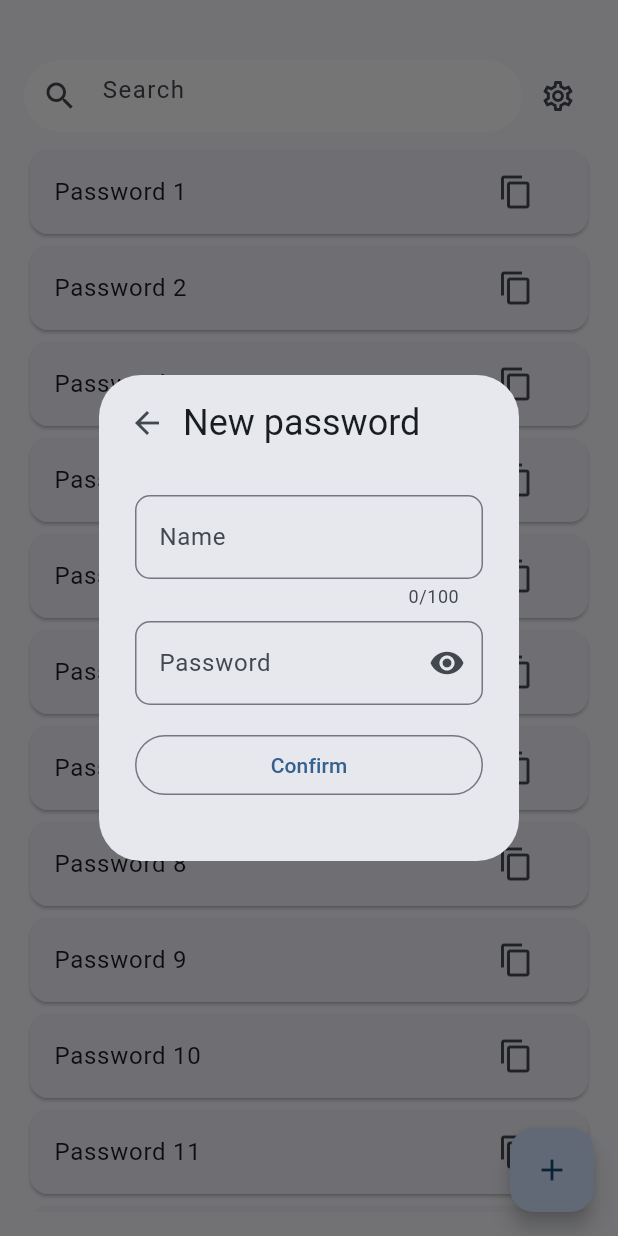
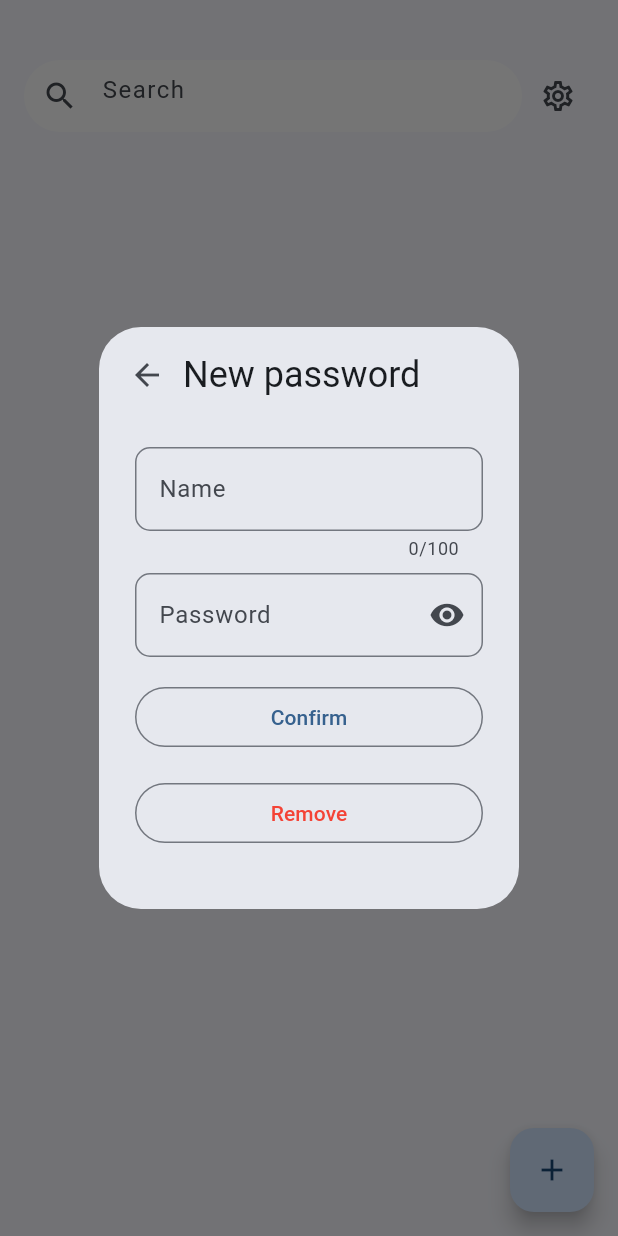
Before and after one commit to NetoBatista/password_manager, a Flutter app: the HomePage screen opened by its route, after a tap on the "add" icon, on a phone screen of 412 x 824 dp. Run offline on Flutter 3.47's test engine with Material 2 defaults, Android fonts, the phone set to English and light mode, and no system bars; our stand-ins replace cloud_firestore, firebase_auth, firebase_core, google_sign_in, localization, shared_preferences; accounts and stored records are empty.

Commit message:
password feature

```diff
--- /dev/null
+++ b/lib/core/interface/ipassword_service.dart
@@ -0,0 +1,16 @@
+import 'package:password_manager/core/model/document_firestore_model.dart';
+import 'package:password_manager/core/model/password_model.dart';
+
+abstract class IPasswordService {
+  Future<DocumentFirestoreModel<PasswordModel>> create(
+    PasswordModel passwordModel,
+  );
+
+  Future<List<DocumentFirestoreModel<PasswordModel>>> getAll();
+
+  Future<void> update(DocumentFirestoreModel<PasswordModel> passwordModel);
+
+  Future<void> remove(String id);
+
+  Future<void> removeAll(String id);
+}
--- /dev/null
+++ b/lib/core/model/document_firestore_model.dart
@@ -0,0 +1,10 @@
+class DocumentFirestoreModel<T> {
+  String id;
+  T document;
+  bool updated = false;
+  bool removed = false;
+  DocumentFirestoreModel({
+    required this.id,
+    required this.document,
+  });
+}
--- a/lib/core/model/password_model.dart
+++ b/lib/core/model/password_model.dart
@@ -5,15 +5,19 @@ class PasswordModel {
 
   String password;
 
+  DateTime createdAt;
+
   PasswordModel({
     required this.name,
     required this.password,
+    required this.createdAt,
   });
 
   Map<String, dynamic> toMap() {
     return <String, dynamic>{
       'name': name,
       'password': password,
+      'createdAt': createdAt.millisecondsSinceEpoch,
     };
   }
 
@@ -21,6 +25,7 @@ class PasswordModel {
     return PasswordModel(
       name: map['name'] as String,
       password: map['password'] as String,
+      createdAt: DateTime.fromMillisecondsSinceEpoch(map['createdAt'] as int),
     );
   }
 
--- /dev/null
+++ b/lib/core/service/password_service.dart
@@ -0,0 +1,74 @@
+import 'package:cloud_firestore/cloud_firestore.dart';
+import 'package:password_manager/core/interface/ifirebase_service.dart';
+import 'package:password_manager/core/interface/ipassword_service.dart';
+import 'package:password_manager/core/model/document_firestore_model.dart';
+import 'package:password_manager/core/model/password_model.dart';
+import 'package:password_manager/core/service/firebase_service.dart';
+
+class PasswordService implements IPasswordService {
+  late CollectionReference<Map<String, dynamic>> _collectionReference;
+  final IFirebaseService _firebaseService = FirebaseService();
+  PasswordService() {
+    var currentUser = _firebaseService.getCurrentUser();
+    _collectionReference =
+        FirebaseFirestore.instance.collection(currentUser.uid);
+  }
+
+  @override
+  Future<DocumentFirestoreModel<PasswordModel>> create(
+    PasswordModel passwordModel,
+  ) async {
+    var response = await _collectionReference.add(passwordModel.toMap());
+    return DocumentFirestoreModel(id: response.id, document: passwordModel);
+  }
+
+  @override
+  Future<List<DocumentFirestoreModel<PasswordModel>>> getAll() async {
+    var response = await _collectionReference.get();
+
+    if (response.docs.isNotEmpty) {
+      return response.docs
+          .map(
+            (e) => DocumentFirestoreModel(
+              id: e.id,
+              document: PasswordModel.fromMap(e.data()),
+            ),
+          )
+          .toList();
+    }
+    return [];
+  }
+
+  @override
+  Future<void> remove(String id) async {
+    var collection = await _collectionReference
+        .where(
+          FieldPath.documentId,
+          isEqualTo: id,
+        )
+        .get();
+    for (var doc in collection.docs) {
+      await doc.reference.delete();
+    }
+  }
+
+  @override
+  Future<void> update(
+    DocumentFirestoreModel<PasswordModel> passwordModel,
+  ) async {
+    return _collectionReference.doc(passwordModel.id).update(
+      {
+        'name': passwordModel.document.name,
+        'password': passwordModel.document.password,
+      },
+    );
+  }
+
+  @override
+  Future<void> removeAll(String id) async {
+    var response = await _collectionReference.get();
+    for (var doc in response.docs) {
+      await doc.reference.delete();
+    }
+  }
+}
--- a/lib/extension/navigation_extension.dart
+++ b/lib/extension/navigation_extension.dart
@@ -13,7 +13,7 @@ extension NavigationExtension on BuildContext {
     return Navigator.pushNamed(this, routeName);
   }
 
-  void pop() {
-    return Navigator.pop(this);
+  void pop({dynamic result}) {
+    return Navigator.pop(this, result);
   }
 }
--- /dev/null
+++ b/lib/features/home/home_controller.dart
@@ -0,0 +1,44 @@
+import 'package:flutter/foundation.dart';
+import 'package:password_manager/core/interface/ipassword_service.dart';
+import 'package:password_manager/core/model/document_firestore_model.dart';
+import 'package:password_manager/core/model/password_model.dart';
+import 'package:password_manager/core/service/password_service.dart';
+
+class HomeController {
+  final IPasswordService _passwordService = PasswordService();
+  ValueNotifier<List<DocumentFirestoreModel<PasswordModel>>>
+      passwordListNotifier = ValueNotifier([]);
+
+  ValueNotifier<List<DocumentFirestoreModel<PasswordModel>>>
+      passwordFilteredListNotifier = ValueNotifier([]);
+
+  ValueNotifier<bool> isLoadingNotifier = ValueNotifier(false);
+
+  String searchFilter = '';
+
+  String passwordCopiedId = '';
+
+  Future<void> getAllPassword() async {
+    try {
+      isLoadingNotifier.value = true;
+      passwordListNotifier.value = await _passwordService.getAll();
+      applyFilter();
+    } catch (_) {
+      passwordListNotifier.value = [];
+    } finally {
+      isLoadingNotifier.value = false;
+    }
+  }
+
+  void applyFilter() {
+    var list = passwordListNotifier.value
+        .where((element) =>
+            searchFilter.isEmpty ||
+            element.document.name
+                .toUpperCase()
+                .contains(searchFilter.toUpperCase()))
+        .toList();
+    list.sort((a, b) => b.document.createdAt.compareTo(a.document.createdAt));
+    passwordFilteredListNotifier.value = list;
+  }
+}
--- a/lib/features/home/home_page.dart
+++ b/lib/features/home/home_page.dart
@@ -1,7 +1,10 @@
 import 'package:flutter/material.dart';
+import 'package:flutter/services.dart';
 import 'package:localization/localization.dart';
+import 'package:password_manager/core/model/document_firestore_model.dart';
 import 'package:password_manager/core/model/password_model.dart';
 import 'package:password_manager/extension/navigation_extension.dart';
+import 'package:password_manager/features/home/home_controller.dart';
 import 'package:password_manager/features/password/password_page.dart';
 
 class HomePage extends StatefulWidget {
@@ -12,12 +15,151 @@ class HomePage extends StatefulWidget {
 }
 
 class _HomePageState extends State<HomePage> {
+  final _controller = HomeController();
+
+  @override
+  void initState() {
+    super.initState();
+    _controller.getAllPassword();
+  }
+
   @override
   Widget build(BuildContext context) {
     return Scaffold(
       floatingActionButton: FloatingActionButton(
         onPressed: () {
-          showDialog(
+          onClickNewPassword(context);
+        },
+        child: const Icon(Icons.add),
+      ),
+      body: ValueListenableBuilder(
+        valueListenable: _controller.isLoadingNotifier,
+        builder: (context, valueIsLoadingNotifier, snapshot) {
+          return ValueListenableBuilder(
+              valueListenable: _controller.passwordFilteredListNotifier,
+              builder: (context, valuePasswordListNotifier, snapshot) {
+                return Padding(
+                  padding: const EdgeInsets.fromLTRB(16, 40, 16, 16),
+                  child: Column(
+                    mainAxisAlignment: MainAxisAlignment.start,
+                    crossAxisAlignment: CrossAxisAlignment.start,
+                    children: [
+                      buildHeader(context),
+                      Visibility(
+                        visible: valueIsLoadingNotifier,
+                        child: const Padding(
+                          padding: EdgeInsets.only(
+                            top: 16.0,
+                            left: 16,
+                            right: 16,
+                          ),
+                          child: LinearProgressIndicator(),
+                        ),
+                      ),
+                      buildPasswordItems(valuePasswordListNotifier),
+                    ],
+                  ),
+                );
+              });
+        },
+      ),
+    );
+  }
+
+  Flexible buildPasswordItems(
+    List<DocumentFirestoreModel<PasswordModel>> valuePasswordListNotifier,
+  ) {
+    return Flexible(
+      child: ListView.builder(
+        shrinkWrap: true,
+        itemCount: valuePasswordListNotifier.length,
+        itemBuilder: (BuildContext context, int index) {
+          var lastItem = index == 19;
+          var passwordModel = valuePasswordListNotifier.elementAt(index);
+          return Padding(
+            padding: EdgeInsets.only(bottom: !lastItem ? 0 : 100),
+            child: Card(
+              child: ListTile(
+                onTap: () {
+                  onClickPassword(context, passwordModel);
+                },
+                title: Text(passwordModel.document.name),
+                trailing: IconButton(
+                  onPressed: () {
+                    setState(() {
+                      _controller.passwordCopiedId = passwordModel.id;
+                      Clipboard.setData(
+                        ClipboardData(text: passwordModel.document.password),
+                      );
+                      ScaffoldMessenger.of(context).showSnackBar(
+                        SnackBar(
+                          content: Text(
+                            "successfully_copied".i18n(),
+                          ),
+                        ),
+                      );
+                    });
+                  },
+                  icon: AnimatedSwitcher(
+                    duration: const Duration(milliseconds: 500),
+                    transitionBuilder: (
+                      Widget child,
+                      Animation<double> animation,
+                    ) {
+                      return ScaleTransition(
+                        scale: animation,
+                        child: child,
+                      );
+                    },
+                    child: _controller.passwordCopiedId == passwordModel.id
+                        ? const Icon(Icons.check)
+                        : const Icon(Icons.copy_outlined),
+                  ),
+                ),
+              ),
+            ),
+          );
+        },
+      ),
+    );
+  }
+
+  Row buildHeader(BuildContext context) {
+    return Row(
+      children: [
+        Flexible(
+          child: Container(
+            decoration: const BoxDecoration(
+              color: Colors.white,
+              borderRadius: BorderRadius.all(
+                Radius.circular(50),
+              ),
+            ),
+            child: TextField(
+              decoration: InputDecoration(
+                prefixIcon: const Icon(Icons.search_outlined),
+                hintText: 'search'.i18n(),
+                border: InputBorder.none,
+              ),
+              onChanged: (String value) {
+                _controller.searchFilter = value;
+                _controller.applyFilter();
+              },
+            ),
+          ),
+        ),
+        IconButton(
+          onPressed: () => context.pushNamed('/settings'),
+          icon: const Icon(
+            Icons.settings_outlined,
+          ),
+        )
+      ],
+    );
+  }
+
+  Future<void> onClickNewPassword(BuildContext context) async {
+    var response = await showDialog<DocumentFirestoreModel<PasswordModel>?>(
       context: context,
       barrierDismissible: false,
       builder: (BuildContext context) {
@@ -37,63 +179,33 @@ class _HomePageState extends State<HomePage> {
             ],
           ),
           content: PasswordPage(
-                  PasswordModel(
+            DocumentFirestoreModel(
+              document: PasswordModel(
                 name: '',
                 password: '',
+                createdAt: DateTime.now().toUtc(),
+              ),
+              id: '',
             ),
           ),
         );
       },
     );
-        },
-        child: const Icon(Icons.add),
-      ),
-      body: Padding(
-        padding: const EdgeInsets.fromLTRB(16, 40, 16, 16),
-        child: Column(
-          mainAxisAlignment: MainAxisAlignment.start,
-          crossAxisAlignment: CrossAxisAlignment.start,
-          children: [
-            Row(
-              children: [
-                Flexible(
-                  child: Container(
-                    decoration: const BoxDecoration(
-                      color: Colors.white,
-                      borderRadius: BorderRadius.all(
-                        Radius.circular(50),
-                      ),
-                    ),
-                    child: TextField(
-                      decoration: InputDecoration(
-                        prefixIcon: const Icon(Icons.search_outlined),
-                        hintText: 'search'.i18n(),
-                        border: InputBorder.none,
-                      ),
-                    ),
-                  ),
-                ),
-                IconButton(
-                  onPressed: () => context.pushNamed('/settings'),
-                  icon: const Icon(
-                    Icons.settings_outlined,
-                  ),
-                )
-              ],
-            ),
-            const SizedBox(height: 8),
-            Flexible(
-              child: ListView.builder(
-                shrinkWrap: true,
-                itemCount: 20,
-                itemBuilder: (BuildContext context, int index) {
-                  var lastItem = index == 19;
-                  return Padding(
-                    padding: EdgeInsets.only(bottom: !lastItem ? 0 : 100),
-                    child: Card(
-                      child: ListTile(
-                        onTap: () {
-                          showDialog(
+    if (response != null) {
+      var list = List<DocumentFirestoreModel<PasswordModel>>.from(
+        _controller.passwordListNotifier.value,
+      );
+      list.insert(0, response);
+      _controller.passwordListNotifier.value = list;
+      _controller.applyFilter();
+    }
+  }
+
+  Future<void> onClickPassword(
+    BuildContext context,
+    DocumentFirestoreModel<PasswordModel> passwordModel,
+  ) async {
+    var response = await showDialog<DocumentFirestoreModel<PasswordModel>?>(
       context: context,
       barrierDismissible: false,
       builder: (BuildContext context) {
@@ -112,30 +224,29 @@ class _HomePageState extends State<HomePage> {
               Text('change_password'.i18n()),
             ],
           ),
-                                content: PasswordPage(
-                                  PasswordModel(
-                                    name: '${'password'.i18n()} ${index + 1}',
-                                    password: index.toString(),
-                                  ),
-                                ),
+          content: PasswordPage(passwordModel),
         );
       },
     );
-                        },
-                        title: Text('${'password'.i18n()} ${index + 1}'),
-                        trailing: IconButton(
-                          onPressed: () {},
-                          icon: const Icon(Icons.copy_outlined),
-                        ),
-                      ),
-                    ),
+    if (response == null) {
+      return;
+    }
+    if (response.updated) {
+      var list = List<DocumentFirestoreModel<PasswordModel>>.from(
+        _controller.passwordListNotifier.value,
       );
-                },
-              ),
-            ),
-          ],
-        ),
-      ),
+      var index = list.indexOf(response);
+      var item = list.elementAt(index);
+      item.document.name = response.document.name;
+      item.document.password = response.document.password;
+      _controller.passwordListNotifier.value = list;
+    } else {
+      var list = List<DocumentFirestoreModel<PasswordModel>>.from(
+        _controller.passwordListNotifier.value,
       );
+      list.remove(response);
+      _controller.passwordListNotifier.value = list;
+    }
+    _controller.applyFilter();
   }
 }
--- a/lib/features/login/login_page.dart
+++ b/lib/features/login/login_page.dart
@@ -307,7 +307,8 @@ class _LoginPageState extends State<LoginPage> {
                   )
                 ],
               );
-              }),
+            },
+          ),
         ),
       ),
     );
--- a/lib/features/password/password_page.dart
+++ b/lib/features/password/password_page.dart
@@ -1,10 +1,12 @@
 import 'package:flutter/material.dart';
 import 'package:localization/localization.dart';
+import 'package:password_manager/core/model/document_firestore_model.dart';
 import 'package:password_manager/core/model/password_model.dart';
 import 'package:password_manager/features/password/password_controller.dart';
+import 'package:password_manager/validator/form_validator.dart';
 
 class PasswordPage extends StatefulWidget {
-  final PasswordModel passwordModel;
+  final DocumentFirestoreModel<PasswordModel> passwordModel;
   const PasswordPage(this.passwordModel, {super.key});
 
   @override
@@ -13,13 +15,16 @@ class PasswordPage extends StatefulWidget {
 
 class _PasswordPageState extends State<PasswordPage> {
   final _controller = PasswordController();
+  final _formKey = GlobalKey<FormState>();
 
   @override
   Widget build(BuildContext context) {
     return ValueListenableBuilder(
       valueListenable: _controller.isLoadingNotifier,
       builder: (context, valueIsLoadingNotifier, snapshot) {
-        return Padding(
+        return Form(
+          key: _formKey,
+          child: Padding(
             padding: const EdgeInsets.only(top: 8.0),
             child: Column(
               crossAxisAlignment: CrossAxisAlignment.stretch,
@@ -27,14 +32,18 @@ class _PasswordPageState extends State<PasswordPage> {
               children: [
                 TextFormField(
                   enabled: !valueIsLoadingNotifier,
-                initialValue: widget.passwordModel.name,
+                  initialValue: widget.passwordModel.document.name,
                   maxLength: 100,
+                  validator: FormValidator.requiredField,
                   decoration: InputDecoration(
                     labelText: 'name'.i18n(),
                     border: OutlineInputBorder(
                       borderRadius: BorderRadius.circular(10.0),
                     ),
                   ),
+                  onChanged: (String value) {
+                    widget.passwordModel.document.name = value;
+                  },
                 ),
                 const SizedBox(height: 8),
                 ValueListenableBuilder(
@@ -42,8 +51,12 @@ class _PasswordPageState extends State<PasswordPage> {
                   builder: (context, valueShowPasswordNotifier, snapshot) {
                     return TextFormField(
                       enabled: !valueIsLoadingNotifier,
-                    initialValue: widget.passwordModel.password,
+                      initialValue: widget.passwordModel.document.password,
                       obscureText: !valueShowPasswordNotifier,
+                      validator: FormValidator.requiredField,
+                      onChanged: (String value) {
+                        widget.passwordModel.document.password = value;
+                      },
                       decoration: InputDecoration(
                         labelText: 'password'.i18n(),
                         suffixIcon: IconButton(
@@ -66,8 +79,32 @@ class _PasswordPageState extends State<PasswordPage> {
                 OutlinedButton(
                   onPressed: valueIsLoadingNotifier
                       ? null
-                    : () => _controller.submit(widget.passwordModel),
+                      : () {
+                          if (_formKey.currentState!.validate()) {
+                            _controller.submit(
+                              context,
+                              widget.passwordModel,
+                            );
+                          }
+                        },
                   child: Text('confirm'.i18n()),
+                ),
+                const SizedBox(height: 16),
+                OutlinedButton(
+                  onPressed: valueIsLoadingNotifier
+                      ? null
+                      : () {
+                          if (_formKey.currentState!.validate()) {
+                            _controller.remove(
+                              context,
+                              widget.passwordModel,
+                            );
+                          }
+                        },
+                  child: Text(
+                    'remove'.i18n(),
+                    style: const TextStyle(color: Colors.red),
+                  ),
                 ),
                 const SizedBox(height: 16),
                 Visibility(
@@ -100,6 +137,7 @@ class _PasswordPageState extends State<PasswordPage> {
                 )
               ],
             ),
+          ),
         );
       },
     );
--- a/lib/features/settings/settings_controller.dart
+++ b/lib/features/settings/settings_controller.dart
@@ -19,7 +19,6 @@ class SettingsController {
   User getCurrentCredential() => _firebaseService.getCurrentUser();
 
   Future<void> changeAccount(BuildContext context) async {
-    await _firebaseService.signOut();
     await _localStorageService.clear();
     if (!context.mounted) {
       return;
--- a/lib/i18n/en_US.json
+++ b/lib/i18n/en_US.json
@@ -33,5 +33,7 @@
     "invalid_login_credentials": "Incorrect email or password",
     "reset_password_success": "If your email is correct, we will send you an email with a password reset.",
     "password_changed_successfully": "Password changed successfully",
-    "too_many_requests": "Too many requests"
+    "too_many_requests": "Too many requests",
+    "successfully_copied": "Successfully copied",
+    "remove": "Remove"
 }
--- a/lib/i18n/pt_BR.json
+++ b/lib/i18n/pt_BR.json
@@ -33,5 +33,7 @@
     "invalid_login_credentials": "Email ou senha incorreta",
     "reset_password_success": "Caso seu email esteja correto, enviaremos um email com a redefinição de senha.",
     "password_changed_successfully": "Senha alterada com sucesso",
-    "too_many_requests": "Muitas tentativas"
+    "too_many_requests": "Muitas tentativas",
+    "successfully_copied": "Copiado com sucesso",
+    "remove": "Remover"
 }
--- a/pubspec.yaml
+++ b/pubspec.yaml
@@ -40,6 +40,7 @@ dependencies:
   firebase_auth: ^4.14.0
   firebase_core: ^2.22.0
   firebase_messaging: ^14.7.4
+  cloud_firestore: ^4.13.1
 
 dev_dependencies:
   flutter_test:
```
Also changed, not shown: lib/features/password/password_controller.dart (+47 -2 lines), pubspec.lock. Lines whose indentation alone changed are shown as unchanged.
